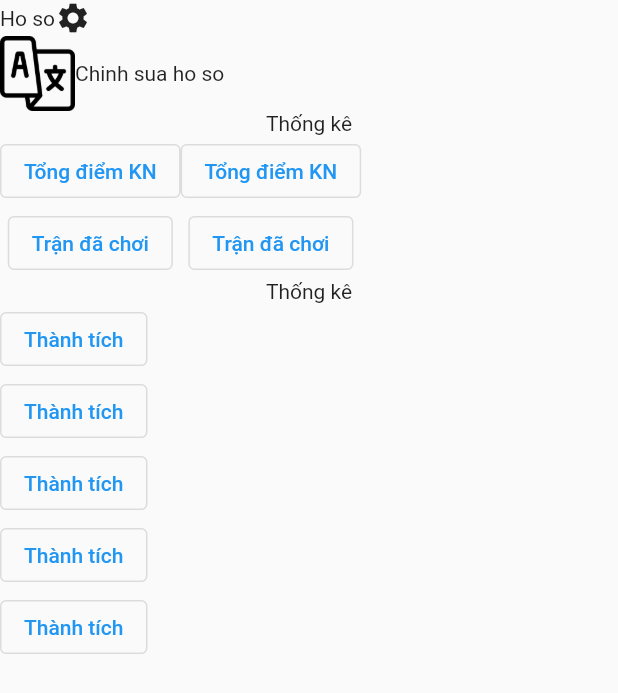
After one commit to NhutHoa13/DEV_KHA, a Flutter app: the MuavatphamScreen screen opened directly, on a phone screen of 412 x 824 dp. The commit adds this screen. Shown: the top 693 px of the screen. Run offline on Flutter 3.47's test engine with Material 2 defaults, Android fonts, the phone set to English and light mode, and no system bars.

Commit message:
Thay đổi

```diff
--- /dev/null
+++ b/DA_Moble/lib/Screen/Muavatpham.dart
@@ -0,0 +1,65 @@
+import 'package:flutter/material.dart';
+import 'package:flutter/src/widgets/container.dart';
+import 'package:flutter/src/widgets/framework.dart';
+
+class MuavatphamScreen extends StatefulWidget {
+  const MuavatphamScreen({super.key});
+
+  @override
+  State<MuavatphamScreen> createState() => _MuavatphamScreenState();
+}
+
+class _MuavatphamScreenState extends State<MuavatphamScreen> {
+  @override
+  Widget build(BuildContext context) {
+    return Scaffold(
+
+      body: Container(child: Column(children: [
+          Row(
+            children: [
+              Text('Ho so'),
+              Icon(Icons.settings),
+            ],
+          ),
+          Row(children: [
+            Image(
+              height: 50,
+              width: 50,
+              image: AssetImage('assets/images/language.png',)),
+            Text('Chinh sua ho so')
+          ],),
+          Text('Thống kê'),
+          Container(
+
+            child:
+            Row(children: [
+            Column(children: [
+                OutlinedButton(onPressed: (){}, child: Text('Tổng điểm KN')),
+                OutlinedButton(onPressed: (){}, child: Text('Trận đã chơi')),
+            ],),
+            Column(children: [
+                OutlinedButton(onPressed: (){}, child: Text('Tổng điểm KN')),
+                OutlinedButton(onPressed: (){}, child: Text('Trận đã chơi')),
+            ],),
+
+          ],),
+
+          ),
+           Text('Thống kê'),
+           Row(children: [
+            Column(children: [
+                  OutlinedButton(onPressed: (){}, child: Text('Thành tích') ),
+                  OutlinedButton(onPressed: (){}, child: Text('Thành tích') ),
+                  OutlinedButton(onPressed: (){}, child: Text('Thành tích') ),
+                  OutlinedButton(onPressed: (){}, child: Text('Thành tích') ),
+                  OutlinedButton(onPressed: (){}, child: Text('Thành tích') ),
+            ],)
+
+           ],)
+      ],),
+
+
+      ),
+    );
+  }
+}
--- a/DA_Moble/lib/main.dart
+++ b/DA_Moble/lib/main.dart
@@ -1,8 +1,11 @@
 import 'package:flutter/material.dart';
 import 'package:flutter_application_1/Screen/Dangky.dart';
+import 'package:flutter_application_1/Screen/Hoanthanhbaihoc.dart';
 import 'package:flutter_application_1/Screen/Laymatkhau.dart';
+import 'package:flutter_application_1/Screen/Muavatpham.dart';
 import 'package:flutter_application_1/Screen/Quanlytaikhoan.dart';
 import 'package:flutter_application_1/Screen/Quenmatkhau.dart';
+import 'package:flutter_application_1/Screen/Trangchu.dart';
 
 void main() {
   runApp(const MyApp());
@@ -16,7 +19,7 @@ class MyApp extends StatelessWidget {
   Widget build(BuildContext context) {
     return MaterialApp(
       debugShowCheckedModeBanner: false,
-      home: const QuanlitaikhoanScreen(),
+      home: const TrangchuSrceen(),
     );
   }
 }
```
Also changed, not shown: DA_Moble/lib/Screen/Dangky.dart (+7 -2 lines), DA_Moble/lib/Screen/Dangnhap.dart (+12 -8 lines), DA_Moble/lib/Screen/Quanlytaikhoan.dart (+17 -6 lines), DA_Moble/lib/Screen/Trangchu.dart (+16 -6 lines), DA_Moble/assets/images/dart.png (added).
